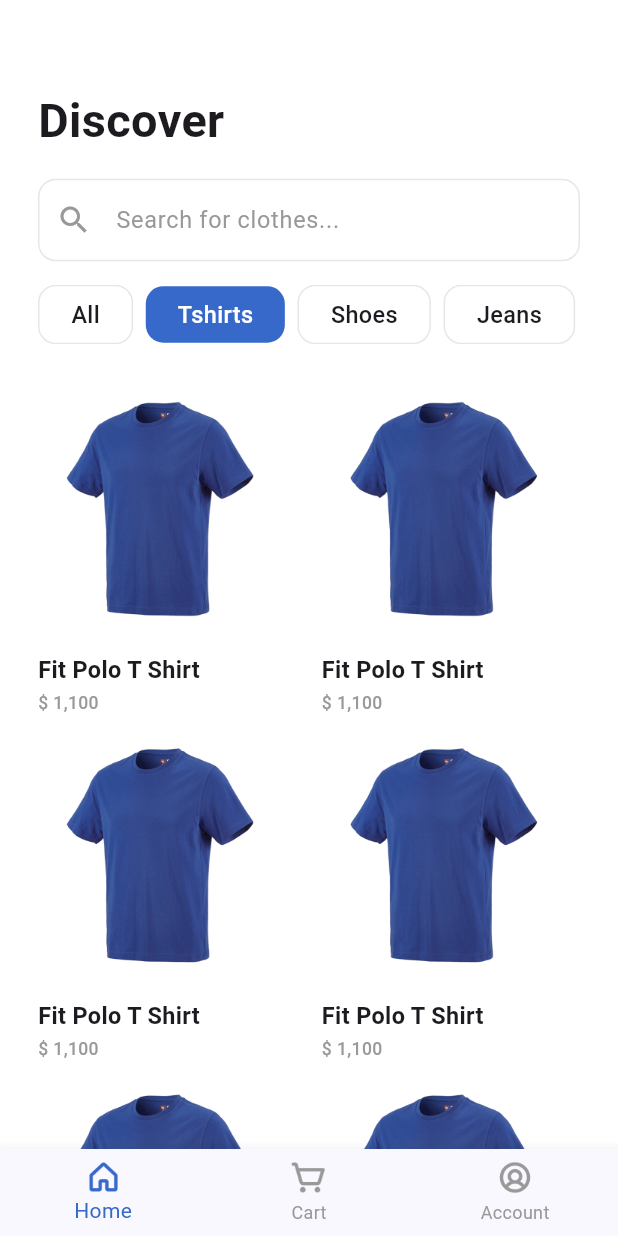
After one commit to Adham-Amin/Discover_E-Commerce, a Flutter app: the screen it shows after launch, on a phone screen of 412 x 824 dp. The commit adds this screen. Run offline on Flutter 3.47's test engine with Material 3 defaults, Android fonts, the phone set to English and light mode, and no system bars; our stand-ins replace dio, flutter_screenutil, google_fonts.

Commit message:
Done Home View Ui

```diff
--- a/lib/core/utils/app_assets.dart
+++ b/lib/core/utils/app_assets.dart
@@ -13,4 +13,8 @@ class AppAssets {
   /// Assets for imagesIconUser
   /// assets/images/icon_user.png
   static const String imagesIconUser = "assets/images/icon_user.png";
+
+  /// Assets for imagesProductTest
+  /// assets/images/product_test.png
+  static const String imagesProductTest = "assets/images/product_test.png";
 }
--- a/lib/core/utils/app_colors.dart
+++ b/lib/core/utils/app_colors.dart
@@ -2,7 +2,9 @@ import 'package:flutter/material.dart';
 
 abstract class AppColors {
   static const Color primary = Color(0xFF3669C9);
+  static const Color primaryLight = Color(0xFFE7F0F9);
   static const Color secondary = Color(0xFF999999);
+  static const Color gray = Color(0xFFE6E6E6);
   static const Color black = Color(0xFF000000);
   static const Color white = Color(0xFFFFFFFF);
 }
--- a/lib/core/widgets/custom_button.dart
+++ b/lib/core/widgets/custom_button.dart
@@ -13,7 +13,7 @@ class CustomButton extends StatelessWidget {
   Widget build(BuildContext context) {
     return SizedBox(
       width: double.infinity,
-      height: 48,
+      height: 50.h,
       child: ElevatedButton(
         onPressed: onPressed,
         style: ElevatedButton.styleFrom(
--- /dev/null
+++ b/lib/features/home/presentation/views/home_view.dart
@@ -0,0 +1,13 @@
+import 'package:discover/features/home/presentation/widgets/home_view_body.dart';
+import 'package:flutter/material.dart';
+
+class HomeView extends StatelessWidget {
+  const HomeView({super.key});
+
+  @override
+  Widget build(BuildContext context) {
+    return const Scaffold(
+      body: HomeViewBody(),
+    );
+  }
+}
--- /dev/null
+++ b/lib/features/home/presentation/widgets/categories_list.dart
@@ -0,0 +1,29 @@
+import 'package:discover/features/home/presentation/widgets/select_and_unselect_product_item.dart';
+import 'package:flutter/material.dart';
+
+class CategoriesList extends StatelessWidget {
+  const CategoriesList({super.key});
+
+  @override
+  Widget build(BuildContext context) {
+    return SingleChildScrollView(
+      scrollDirection: Axis.horizontal,
+      child: Row(
+        children: [
+          SelectedAndUnSelectedCategoryItem(title: 'All', isSelected: false),
+          SelectedAndUnSelectedCategoryItem(title: 'Tshirts', isSelected: true),
+          SelectedAndUnSelectedCategoryItem(title: 'Shoes', isSelected: false),
+          SelectedAndUnSelectedCategoryItem(title: 'Jeans', isSelected: false),
+          SelectedAndUnSelectedCategoryItem(
+            title: 'Jackets',
+            isSelected: false,
+          ),
+          SelectedAndUnSelectedCategoryItem(
+            title: 'Accessories',
+            isSelected: false,
+          ),
+        ],
+      ),
+    );
+  }
+}
--- /dev/null
+++ b/lib/features/home/presentation/widgets/custom_text_field.dart
@@ -0,0 +1,36 @@
+import 'package:discover/core/utils/app_colors.dart';
+import 'package:discover/core/utils/app_styles.dart';
+import 'package:flutter/material.dart';
+import 'package:flutter_screenutil/flutter_screenutil.dart';
+
+class CustomTextField extends StatelessWidget {
+  const CustomTextField({super.key, this.onChanged});
+
+  final Function(String)? onChanged;
+
+  @override
+  Widget build(BuildContext context) {
+    return TextField(
+      onChanged: onChanged,
+      style: AppStyles.textRegular16,
+      cursorColor: AppColors.primary,
+      decoration: InputDecoration(
+        prefixIcon: Icon(Icons.search, color: AppColors.secondary),
+        hintText: 'Search for clothes...',
+        hintStyle: AppStyles.textRegular16.copyWith(color: AppColors.secondary),
+        border: OutlineInputBorder(
+          borderRadius: BorderRadius.circular(12.r),
+          borderSide: BorderSide(color: AppColors.gray),
+        ),
+        enabledBorder: OutlineInputBorder(
+          borderRadius: BorderRadius.circular(12.r),
+          borderSide: BorderSide(color: AppColors.gray),
+        ),
+        focusedBorder: OutlineInputBorder(
+          borderRadius: BorderRadius.circular(12.r),
+          borderSide: BorderSide(color: AppColors.primary, width: 1.5),
+        ),
+      ),
+    );
+  }
+}
--- /dev/null
+++ b/lib/features/home/presentation/widgets/home_view_body.dart
@@ -0,0 +1,45 @@
+import 'package:discover/core/utils/app_styles.dart';
+import 'package:discover/core/widgets/height_sized.dart';
+import 'package:discover/features/home/presentation/widgets/categories_list.dart';
+import 'package:discover/features/home/presentation/widgets/custom_text_field.dart';
+import 'package:discover/features/home/presentation/widgets/product_item.dart';
+import 'package:flutter/material.dart';
+import 'package:flutter_screenutil/flutter_screenutil.dart';
+
+class HomeViewBody extends StatelessWidget {
+  const HomeViewBody({super.key});
+
+  @override
+  Widget build(BuildContext context) {
+    return Padding(
+      padding: EdgeInsets.symmetric(horizontal: 24.w),
+      child: CustomScrollView(
+        slivers: [
+          SliverToBoxAdapter(
+            child: Column(
+              crossAxisAlignment: CrossAxisAlignment.start,
+              children: [
+                HeightSized(height: 60),
+                Text('Discover', style: AppStyles.textSemiBold32),
+                HeightSized(height: 16),
+                CustomTextField(),
+                HeightSized(height: 16),
+                CategoriesList(),
+                HeightSized(height: 24),
+              ],
+            ),
+          ),
+          SliverGrid.builder(
+            gridDelegate: SliverGridDelegateWithFixedCrossAxisCount(
+              crossAxisCount: 2,
+              childAspectRatio: 0.8,
+              crossAxisSpacing: 16.w,
+              mainAxisSpacing: 16.h,
+            ),
+            itemBuilder: (context, index) => ProductItem(),
+          ),
+        ],
+      ),
+    );
+  }
+}
--- /dev/null
+++ b/lib/features/home/presentation/widgets/product_item.dart
@@ -0,0 +1,38 @@
+import 'package:discover/core/utils/app_assets.dart';
+import 'package:discover/core/utils/app_colors.dart';
+import 'package:discover/core/utils/app_styles.dart';
+import 'package:discover/core/widgets/height_sized.dart';
+import 'package:flutter/material.dart';
+import 'package:flutter_screenutil/flutter_screenutil.dart';
+
+class ProductItem extends StatelessWidget {
+  const ProductItem({super.key});
+
+  @override
+  Widget build(BuildContext context) {
+    return Column(
+      crossAxisAlignment: CrossAxisAlignment.start,
+      children: [
+        Container(
+          decoration: BoxDecoration(borderRadius: BorderRadius.circular(12.r)),
+          child: Image.asset(
+            AppAssets.imagesProductTest,
+            width: 161,
+            height: 174,
+            fit: BoxFit.cover,
+          ),
+        ),
+        HeightSized(height: 8),
+        Text(
+          'Fit Polo T Shirt',
+          style: AppStyles.textRegular16.copyWith(fontWeight: FontWeight.w600),
+        ),
+        HeightSized(height: 4),
+        Text(
+          '\$ 1,100',
+          style: AppStyles.textMedium12.copyWith(color: AppColors.secondary),
+        ),
+      ],
+    );
+  }
+}
--- /dev/null
+++ b/lib/features/home/presentation/widgets/select_and_unselect_product_item.dart
@@ -0,0 +1,63 @@
+import 'package:discover/core/utils/app_colors.dart';
+import 'package:discover/core/utils/app_styles.dart';
+import 'package:flutter/material.dart';
+import 'package:flutter_screenutil/flutter_screenutil.dart';
+
+class SelectedAndUnSelectedCategoryItem extends StatelessWidget {
+  const SelectedAndUnSelectedCategoryItem({
+    super.key,
+    required this.isSelected,
+    required this.title,
+  });
+
+  final bool isSelected;
+  final String title;
+
+  @override
+  Widget build(BuildContext context) {
+    return isSelected
+        ? SelectedCategoryItem(title: title)
+        : UnSelectedCategoryItem(title: title);
+  }
+}
+
+class SelectedCategoryItem extends StatelessWidget {
+  const SelectedCategoryItem({super.key, required this.title});
+
+  final String title;
+
+  @override
+  Widget build(BuildContext context) {
+    return Container(
+      margin: EdgeInsets.only(right: 8.w),
+      padding: EdgeInsets.symmetric(horizontal: 20.w, vertical: 8.h),
+      decoration: BoxDecoration(
+        borderRadius: BorderRadius.circular(12.r),
+        color: AppColors.primary,
+      ),
+      child: Text(
+        title,
+        style: AppStyles.textMedium16.copyWith(color: AppColors.white),
+      ),
+    );
+  }
+}
+
+class UnSelectedCategoryItem extends StatelessWidget {
+  const UnSelectedCategoryItem({super.key, required this.title});
+
+  final String title;
+
+  @override
+  Widget build(BuildContext context) {
+    return Container(
+      margin: EdgeInsets.only(right: 8.w),
+      padding: EdgeInsets.symmetric(horizontal: 20.w, vertical: 8.h),
+      decoration: BoxDecoration(
+        borderRadius: BorderRadius.circular(12.r),
+        border: Border.all(color: AppColors.gray),
+      ),
+      child: Text(title, style: AppStyles.textMedium16),
+    );
+  }
+}
--- a/lib/features/main/presentation/views/main_view.dart
+++ b/lib/features/main/presentation/views/main_view.dart
@@ -1,3 +1,4 @@
+import 'package:discover/features/home/presentation/views/home_view.dart';
 import 'package:discover/features/main/presentation/widgets/custom_bottom_navigation_bar.dart';
 import 'package:flutter/material.dart';
 
@@ -14,7 +15,7 @@ class _MainViewState extends State<MainView> {
   int selectedIndex = 0;
 
   List<Widget> views = [
-    const Center(child: Text('Home')),
+    const HomeView(),
     const Center(child: Text('Cart')),
     const Center(child: Text('Account')),
   ];
```
Also changed, not shown: assets/images/product_test.png (added).
